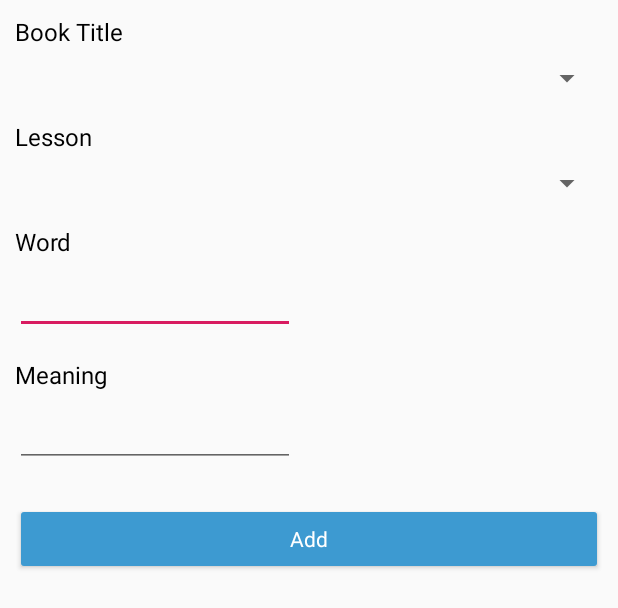
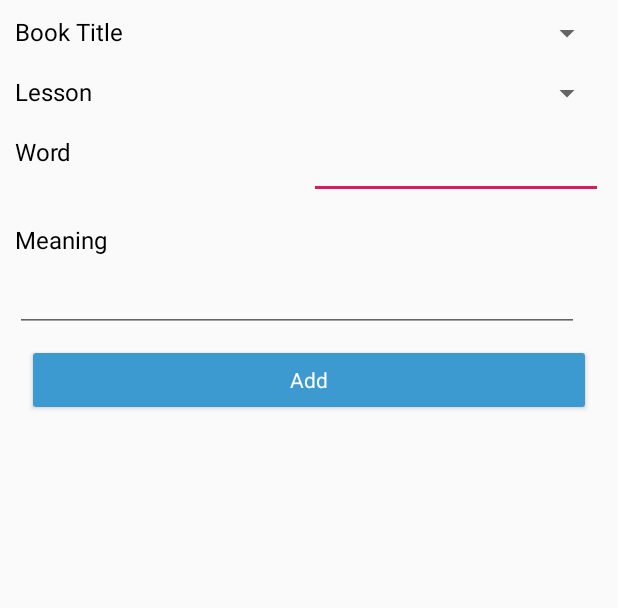
Before and after one commit to Asuki/Vocabulary, an Android app: the layout activity_add_new_word.xml on its own in the app's theme, with its tools: preview values and no code run, on a phone screen of 412 x 824 dp. Shown: the top 608 px of the screen. Run offline under Robolectric (Android 15) with nearby library versions, the phone set to English and light mode, and no system bars.

Commit message:
New feature:  - add word from book view Removed the menues

```diff
--- a/app/src/main/res/layout/activity_add_new_word.xml
+++ b/app/src/main/res/layout/activity_add_new_word.xml
@@ -7,64 +7,94 @@
     android:layout_margin="10dp"
     tools:context=".AddNewWordActivity">
 
-    <EditText
-        android:id="@+id/editTextWordAddWord"
-        style="@style/Text"
-        android:layout_width="wrap_content"
+    <LinearLayout
+        android:id="@+id/linearLayout"
+        android:layout_width="match_parent"
         android:layout_height="wrap_content"
-        android:layout_marginTop="8dp"
-        android:ems="10"
-        android:inputType="textPersonName"
+        android:orientation="horizontal"
+        app:layout_constraintEnd_toEndOf="parent"
         app:layout_constraintStart_toStartOf="parent"
-        app:layout_constraintTop_toBottomOf="@+id/textViewLanguage1AddWord" />
+        app:layout_constraintTop_toTopOf="parent">
 
         <TextView
             android:id="@+id/textViewBookTittleAddWord"
             style="@style/Text"
-        android:layout_width="match_parent"
-        android:layout_height="wrap_content"
-        android:text="@string/book_title"
-        app:layout_constraintStart_toStartOf="parent"
-        app:layout_constraintTop_toTopOf="parent" />
+            android:layout_width="0dp"
+            android:layout_height="match_parent"
+            android:layout_weight=".50"
+            android:text="@string/book_title" />
 
         <Spinner
             android:id="@+id/spinnerBookTittleAddWord"
             style="@style/Text"
+            android:layout_width="0dp"
+            android:layout_height="match_parent"
+            android:layout_weight=".50" />
+
+    </LinearLayout>
+
+    <LinearLayout
+        android:id="@+id/linearLayout2"
         android:layout_width="match_parent"
         android:layout_height="wrap_content"
-        android:layout_marginTop="8dp"
-        app:layout_constraintEnd_toEndOf="parent"
-        app:layout_constraintStart_toStartOf="parent"
-        app:layout_constraintTop_toBottomOf="@+id/textViewBookTittleAddWord" />
+        android:layout_marginTop="16dp"
+        android:orientation="horizontal"
+        app:layout_constraintTop_toBottomOf="@+id/linearLayout">
 
         <TextView
             android:id="@+id/textViewLessonName"
             style="@style/Text"
-        android:layout_width="match_parent"
-        android:layout_height="wrap_content"
-        android:layout_marginTop="16dp"
-        android:text="@string/lesson"
-        app:layout_constraintStart_toStartOf="parent"
-        app:layout_constraintTop_toBottomOf="@+id/spinnerBookTittleAddWord" />
+            android:layout_width="0dp"
+            android:layout_height="match_parent"
+            android:layout_weight=".50"
+            android:text="@string/lesson" />
 
         <Spinner
             android:id="@+id/spinnerLessonNameAddWord"
             style="@style/Text"
+            android:layout_width="0dp"
+            android:layout_height="match_parent"
+            android:layout_weight=".50" />
+    </LinearLayout>
+
+    <LinearLayout
+        android:id="@+id/linearLayout4"
         android:layout_width="match_parent"
         android:layout_height="wrap_content"
-        android:layout_marginTop="8dp"
-        app:layout_constraintTop_toBottomOf="@+id/textViewLessonName"
-        tools:layout_editor_absoluteX="1dp" />
+        android:layout_marginTop="16dp"
+        android:orientation="horizontal"
+        app:layout_constraintStart_toStartOf="parent"
+        app:layout_constraintTop_toBottomOf="@+id/linearLayout2">
 
         <TextView
             android:id="@+id/textViewLanguage1AddWord"
             style="@style/Text"
+            android:layout_width="0dp"
+            android:layout_height="match_parent"
+            android:layout_weight=".50"
+            android:text="@string/word" />
+
+        <EditText
+            android:id="@+id/editTextWordAddWord"
+            style="@style/Text"
+            android:layout_width="0dp"
+            android:layout_height="match_parent"
+            android:layout_weight=".50"
+            android:ems="10"
+            android:inputType="textPersonName" />
+    </LinearLayout>
+
+    <EditText
+        android:id="@+id/editTextMeaningAddWord"
+        style="@style/Text"
         android:layout_width="match_parent"
         android:layout_height="wrap_content"
-        android:layout_marginTop="16dp"
-        android:text="@string/word"
-        app:layout_constraintStart_toStartOf="parent"
-        app:layout_constraintTop_toBottomOf="@+id/spinnerLessonNameAddWord" />
+        android:layout_marginTop="8dp"
+        android:layout_marginEnd="16dp"
+        android:ems="10"
+        android:inputType="textPersonName"
+        app:layout_constraintEnd_toEndOf="parent"
+        app:layout_constraintTop_toBottomOf="@+id/textViewLanguage2AddWord" />
 
     <TextView
         android:id="@+id/textViewLanguage2AddWord"
@@ -73,28 +103,21 @@
         android:layout_height="wrap_content"
         android:layout_marginTop="16dp"
         android:text="@string/meaning"
+        app:layout_constraintEnd_toEndOf="parent"
         app:layout_constraintStart_toStartOf="parent"
-        app:layout_constraintTop_toBottomOf="@+id/editTextWordAddWord" />
-
-    <EditText
-        android:id="@+id/editTextMeaningAddWord"
-        style="@style/Text"
-        android:layout_width="wrap_content"
-        android:layout_height="wrap_content"
-        android:layout_marginTop="8dp"
-        android:ems="10"
-        android:inputType="textPersonName"
-        app:layout_constraintStart_toStartOf="parent"
-        app:layout_constraintTop_toBottomOf="@+id/textViewLanguage2AddWord" />
+        app:layout_constraintTop_toBottomOf="@+id/linearLayout4" />
 
     <Button
         android:id="@+id/buttonAddAddWord"
         style="@style/Button"
         android:layout_width="match_parent"
         android:layout_height="wrap_content"
-        android:layout_marginTop="24dp"
+        android:layout_marginStart="8dp"
+        android:layout_marginTop="8dp"
+        android:layout_marginEnd="8dp"
         android:onClick="addWord"
         android:text="@string/add"
+        app:layout_constraintEnd_toEndOf="parent"
         app:layout_constraintStart_toStartOf="parent"
         app:layout_constraintTop_toBottomOf="@+id/editTextMeaningAddWord" />
 
```
Also changed, not shown: app/src/main/java/seng/hu/szotarv1/AddNewWordActivity.java (+53 -6 lines), app/src/main/java/seng/hu/szotarv1/DatabaseHelperLite.java (+6 -2 lines), app/src/main/java/seng/hu/szotarv1/MainActivity.java (+20 -15 lines), app/src/main/java/seng/hu/szotarv1/WordData.java (added, +27 -0 lines), app/src/main/java/seng/hu/szotarv1/WordDataAdapter.java (added, +47 -0 lines), app/src/main/java/seng/hu/szotarv1/WordListActivity.java (+6 -6 lines), app/src/main/res/layout/adapter_view_double_col.xml (added, +34 -0 lines). Lines whose indentation alone changed are shown as unchanged.
